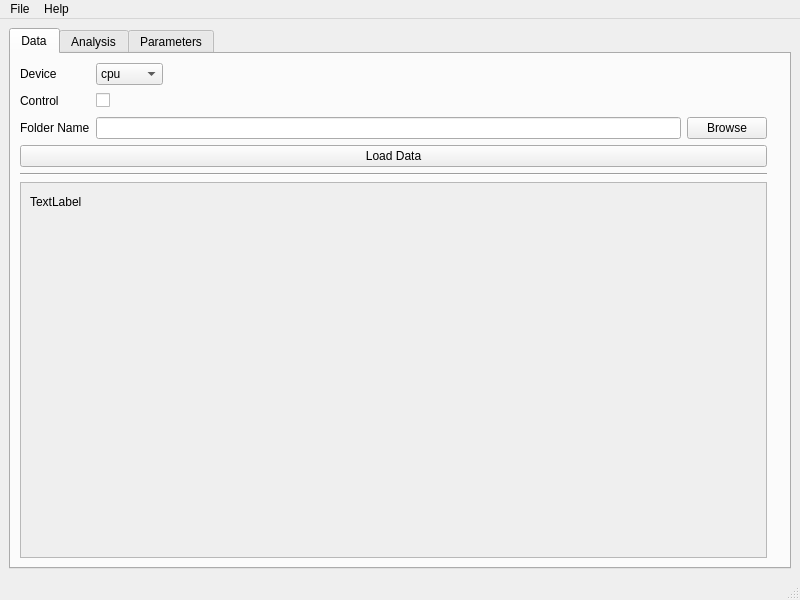
Old version of the form cosmos/ui/mainwindow.ui in the repository gelles-brandeis/tapqir.
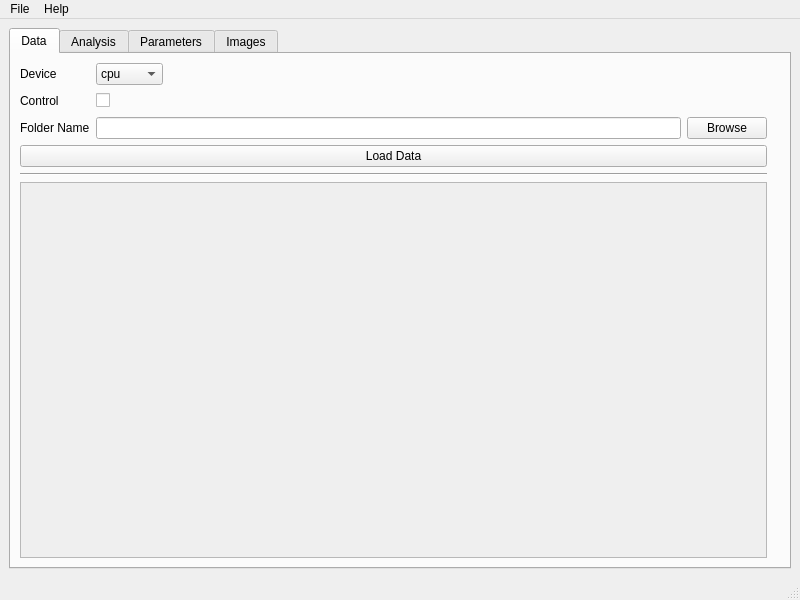
New version of the form. The open tabs and pages were chosen to show the change.

The edit to the form file:
```diff
--- a/cosmos/ui/mainwindow.ui
+++ b/cosmos/ui/mainwindow.ui
@@ -148,6 +148,12 @@
           </item>
           <item>
            <widget class="QScrollArea" name="scrollArea_2">
+            <property name="sizePolicy">
+             <sizepolicy hsizetype="Expanding" vsizetype="Expanding">
+              <horstretch>0</horstretch>
+              <verstretch>0</verstretch>
+             </sizepolicy>
+            </property>
             <property name="widgetResizable">
              <bool>true</bool>
             </property>
@@ -160,52 +166,7 @@
                <height>359</height>
               </rect>
              </property>
-             <layout class="QVBoxLayout" name="verticalLayout_6">
-              <item>
-               <layout class="QVBoxLayout" name="verticalLayout_2">
-                <item>
-                 <layout class="QHBoxLayout" name="horizontalLayout_12">
-                  <item>
-                   <widget class="QLabel" name="label_8">
-                    <property name="text">
-                     <string>TextLabel</string>
-                    </property>
-                   </widget>
-                  </item>
-                  <item>
-                   <spacer name="horizontalSpacer_8">
-                    <property name="orientation">
-                     <enum>Qt::Horizontal</enum>
-                    </property>
-                    <property name="sizeHint" stdset="0">
-                     <size>
-                      <width>40</width>
-                      <height>20</height>
-                     </size>
-                    </property>
-                   </spacer>
-                  </item>
-                 </layout>
-                </item>
-                <item>
-                 <layout class="QHBoxLayout" name="plotData"/>
-                </item>
-                <item>
-                 <spacer name="verticalSpacer">
-                  <property name="orientation">
-                   <enum>Qt::Vertical</enum>
-                  </property>
-                  <property name="sizeHint" stdset="0">
-                   <size>
-                    <width>20</width>
-                    <height>40</height>
-                   </size>
-                  </property>
-                 </spacer>
-                </item>
-               </layout>
-              </item>
-             </layout>
+             <layout class="QHBoxLayout" name="dataLayout"/>
             </widget>
            </widget>
           </item>
@@ -495,8 +456,41 @@
                <height>367</height>
               </rect>
              </property>
-             <property name="layoutDirection">
-              <enum>Qt::LeftToRight</enum>
+             <layout class="QHBoxLayout" name="scrollContent"/>
+            </widget>
+           </widget>
+          </item>
+         </layout>
+        </item>
+       </layout>
+      </widget>
+      <widget class="QWidget" name="tab_2">
+       <attribute name="title">
+        <string>Images</string>
+       </attribute>
+       <layout class="QHBoxLayout" name="horizontalLayout_4">
+        <item>
+         <layout class="QVBoxLayout" name="verticalLayout_5">
+          <item>
+           <widget class="QPushButton" name="pushButton_6">
+            <property name="text">
+             <string>PushButton</string>
+            </property>
+           </widget>
+          </item>
+          <item>
+           <widget class="QScrollArea" name="scrollArea_3">
+            <property name="widgetResizable">
+             <bool>true</bool>
+            </property>
+            <widget class="QWidget" name="scrollAreaWidgetContents">
+             <property name="geometry">
+              <rect>
+               <x>0</x>
+               <y>0</y>
+               <width>756</width>
+               <height>460</height>
+              </rect>
              </property>
              <layout class="QVBoxLayout" name="scrollLayout"/>
             </widget>
```
Left out of the diff: 18 changed lines with no effect on the pictures.
